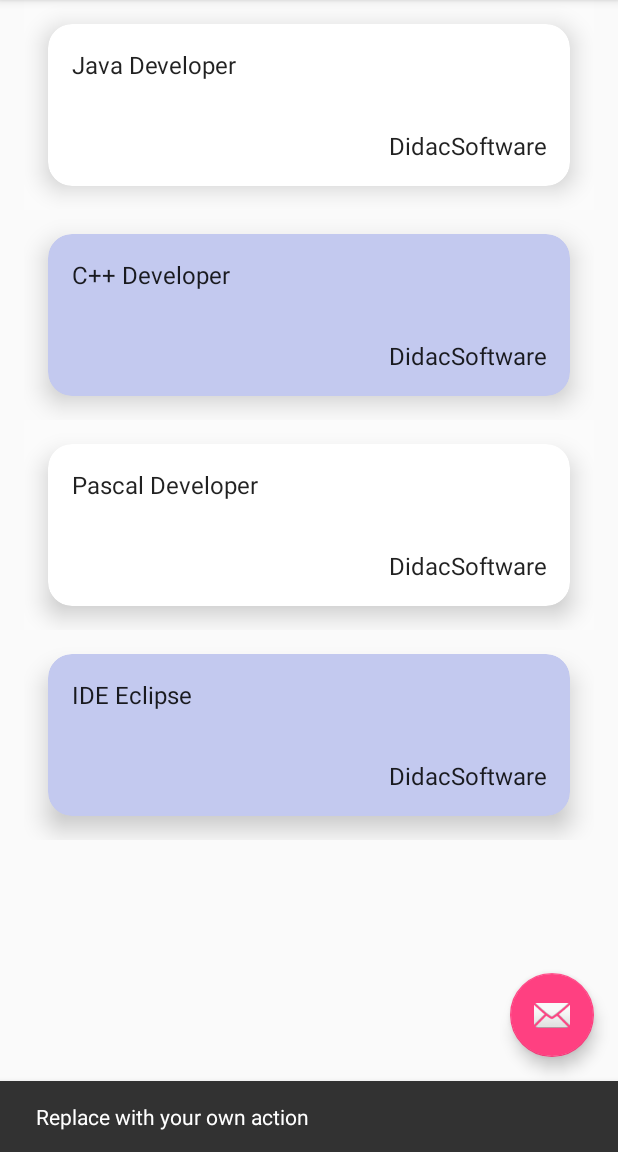
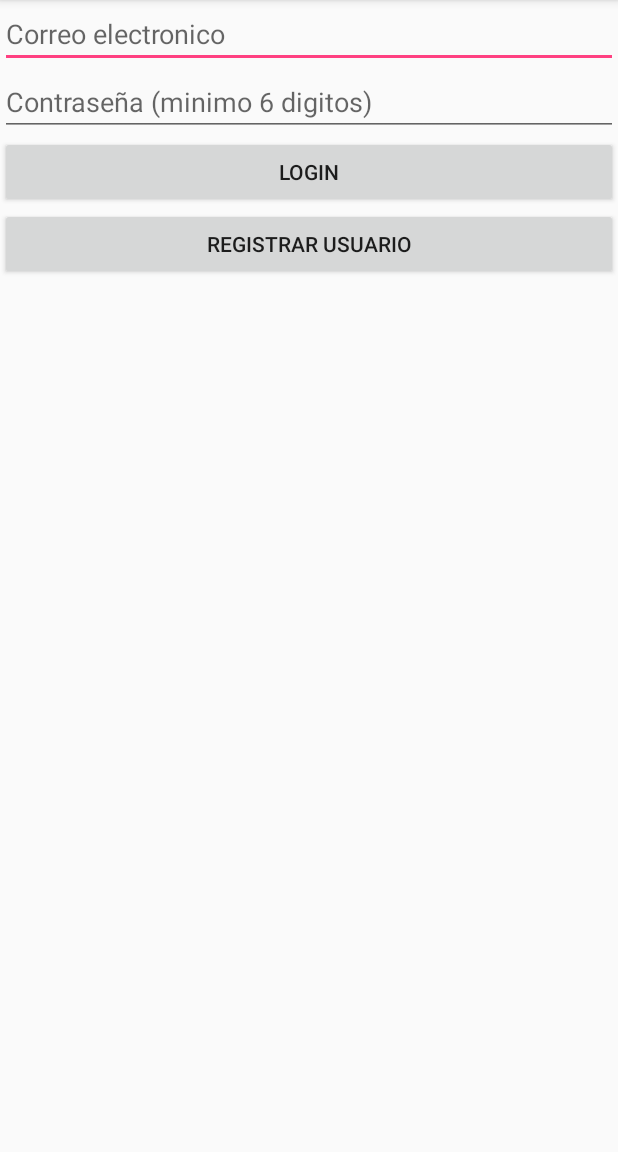
Before and after one commit to DidacSoftware/MyBooks_dbs, an Android app: the screen it shows after launch (BookListActivity before the commit, LoginActivity after it), after a tap on an icon or button, on a phone screen of 412 x 824 dp, the part 84-1236 px from its top. Run offline under Robolectric (Android 15) with nearby library versions, the phone set to English and light mode, and no system bars; our stand-ins replace Firebase (no records; nobody signed in at launch, a user with empty details on screens opened directly).

Commit message:
PLA_2_Ejercicio_2

```diff
--- a/app/src/main/java/com/didacsoftware/mybooks/BookListActivity.java
+++ b/app/src/main/java/com/didacsoftware/mybooks/BookListActivity.java
@@ -18,13 +18,21 @@ import android.support.design.widget.FloatingActionButton;
 import android.support.design.widget.Snackbar;
 import android.util.Log;
 import android.view.LayoutInflater;
+import android.view.Menu;
+import android.view.MenuItem;
 import android.view.View;
 import android.view.ViewGroup;
 import android.widget.ArrayAdapter;
+import android.widget.Button;
+import android.widget.ListView;
 import android.widget.TextView;
+import android.widget.Toast;
 
 import com.didacsoftware.mybooks.Model.BookItem;
+import com.didacsoftware.mybooks.Model.model;
 import com.google.android.gms.tasks.OnSuccessListener;
+import com.google.firebase.auth.FirebaseAuth;
+import com.google.firebase.auth.FirebaseUser;
 import com.google.firebase.database.DataSnapshot;
 import com.google.firebase.database.DatabaseError;
 import com.google.firebase.database.DatabaseReference;
@@ -44,26 +52,89 @@ public class BookListActivity extends AppCompatActivity {
     private boolean mTwoPane;
 
 
+
     DatabaseReference dbr;
+    private FirebaseAuth mAuth;
+
+    ArrayList<model> almModel;
+    ListView lsv_Lista;
 
 
     @Override
     protected void onCreate(Bundle savedInstanceState) {
         super.onCreate(savedInstanceState);
         setContentView(R.layout.activity_book_list);
+        lsv_Lista = findViewById(R.id.lsv_Lista);
+        mAuth = FirebaseAuth.getInstance();
 
-        Toolbar toolbar = (Toolbar) findViewById(R.id.toolbar);
+        dbr = FirebaseDatabase.getInstance().getReference("books");
+
+        dbr.addValueEventListener(new ValueEventListener() {
+
+            // se llama a este metodo cada vez que haya cambios en la bd
+            @Override
+            public void onDataChange(@NonNull DataSnapshot dataSnapshot) {
+
+                model mdl=null;
+                almModel= new ArrayList<model>();
+
+                ArrayAdapter<String> arrayAdapter;
+                ArrayList<String> listado = new ArrayList<String>();
+
+
+                //ContentValues values=new ContentValues();
+                for (DataSnapshot dataSnapshot1: dataSnapshot.getChildren()){
+
+                    mdl = new model();
+                    model md =  dataSnapshot1.getValue(model.class);
+
+                    // values.put("author",md.getAuthor());
+                    //String sAutor = md.getAuthor()+md.getDescription();
+
+                    //mdl.setAuthor(md.getAuthor());
+
+                    almModel.add(md);
+                    //listado.add(sAutor);
+                }
+
+
+
+                BookItem.alModel =almModel;
+
+                for(int i=0;i<almModel.size();i++){
+                    listado.add(almModel.get(i).getAuthor()+" - "
+                            +almModel.get(i).getDescription()+"\n"+almModel.get(i).getTitle());
+                }
+
+                arrayAdapter = new ArrayAdapter<String>(BookListActivity.this,android.R.layout.simple_list_item_1,listado);
+                lsv_Lista.setAdapter(arrayAdapter);
+            }
+
+            @Override
+            public void onCancelled(@NonNull DatabaseError databaseError) {
+
+            }
+        });
+
+
+
+        Toolbar toolbar = findViewById(R.id.toolbar);
         setSupportActionBar(toolbar);
         toolbar.setTitle(getTitle());
 
-        FloatingActionButton fab = (FloatingActionButton) findViewById(R.id.fab);
+
+
+        final FloatingActionButton fab = findViewById(R.id.fab);
         fab.setOnClickListener(new View.OnClickListener() {
             @Override
             public void onClick(View view) {
                 Snackbar.make(view, "Replace with your own action", Snackbar.LENGTH_LONG)
                         .setAction("Action", null).show();
 
-                mostrarNotificacion("hola","mensaj");
+
+                Intent intent = new Intent(BookListActivity.this, LoginActivity.class);
+                startActivity(intent);
+
             }
         });
 
@@ -81,6 +152,7 @@ public class BookListActivity extends AppCompatActivity {
     }
 
     private void setupRecyclerView(@NonNull RecyclerView recyclerView) {
+       // recyclerView.setAdapter(new SimpleItemRecyclerViewAdapter(this, BookItem.ITEMS, mTwoPane));
         recyclerView.setAdapter(new SimpleItemRecyclerViewAdapter(this, BookItem.ITEMS, mTwoPane));
     }
 
@@ -181,6 +253,7 @@ public class BookListActivity extends AppCompatActivity {
 
 
 
+        //
         @Override
         public int getItemCount() {
             return mValues.size();
@@ -197,6 +270,41 @@ public class BookListActivity extends AppCompatActivity {
             }
         }
     }
+
+
+
+
+    // Menu principal [inicio]
+    @Override
+    public boolean onCreateOptionsMenu(Menu menu_principal){
+
+        getMenuInflater().inflate(R.menu.menu_principal, menu_principal);
+        return true;
+    }
+
+
+
+
+
+    @Override
+    public boolean onOptionsItemSelected(MenuItem menu_seleccionado){
+        int iId = menu_seleccionado.getItemId();
+
+        if (iId == R.id.mnu_login){
+            Intent intent = new Intent(BookListActivity.this, LoginActivity.class);
+            startActivity(intent);
+            return true;
+        }
+        if (iId == R.id.mnu_configuracion){
+
+            return true;
+        }
+
+        return super.onOptionsItemSelected(menu_seleccionado);
+    }
+    // Menu principal [fin]
+
+
 
 
 
@@ -253,8 +361,6 @@ public class BookListActivity extends AppCompatActivity {
 
 
 
-
-
         // Firabase Token
         FirebaseInstanceId.getInstance().getInstanceId().
                 addOnSuccessListener( BookListActivity.this,
@@ -271,6 +377,9 @@ public class BookListActivity extends AppCompatActivity {
                             }
                         });
     }
+
+
+
 
 
     // Mostrar notificacion local o enviado desde Firebase
@@ -316,4 +425,29 @@ public class BookListActivity extends AppCompatActivity {
     }
 
 
+
+
+
+  // verifica si esta logueado
+    @Override
+    public void onStart() {
+        super.onStart();
+
+        final FloatingActionButton fab = findViewById(R.id.fab);
+        FirebaseUser currentUser = mAuth.getCurrentUser();
+
+        if (currentUser!=null){
+
+            Toast.makeText(BookListActivity.this, "Conectado",
+                    Toast.LENGTH_SHORT).show();
+            fab.setImageResource(R.drawable.ic_identificacion_verificada);
+
+        }else{
+            Toast.makeText(BookListActivity.this, "DesConectado",
+                    Toast.LENGTH_SHORT).show();
+            fab.setImageResource(R.drawable.ic_identificacion_no_verificada);
+        }
+    }
+
+
 }
--- /dev/null
+++ b/app/src/main/java/com/didacsoftware/mybooks/LoginActivity.java
@@ -0,0 +1,145 @@
+package com.didacsoftware.mybooks;
+
+import android.support.annotation.NonNull;
+import android.support.v7.app.AppCompatActivity;
+import android.os.Bundle;
+import android.view.View;
+import android.widget.Button;
+import android.widget.EditText;
+import android.widget.Toast;
+
+import com.didacsoftware.mybooks.R;
+import com.google.android.gms.tasks.OnCompleteListener;
+import com.google.android.gms.tasks.Task;
+import com.google.firebase.auth.AuthResult;
+import com.google.firebase.auth.FirebaseAuth;
+import com.google.firebase.auth.FirebaseUser;
+
+public class LoginActivity extends AppCompatActivity {
+
+    EditText edtEmail, edtPasword;
+
+    Button btnEntrar,btnRegistrar;
+
+
+    private FirebaseAuth mAuth;
+
+    @Override
+    protected void onCreate(Bundle savedInstanceState) {
+        super.onCreate(savedInstanceState);
+        setContentView(R.layout.activity_login);
+        mAuth = FirebaseAuth.getInstance();
+
+
+        edtEmail = findViewById(R.id.edtEmail);
+
+        edtPasword = findViewById(R.id.edtPasword);
+
+        btnEntrar = findViewById(R.id.btnEntrar);
+
+        btnRegistrar = findViewById(R.id.btnRegistrar);
+
+        btnEntrar.setOnClickListener(new View.OnClickListener() {
+            @Override
+            public void onClick(View v) {
+
+                String email = edtEmail.getText().toString();
+
+                String password = edtPasword.getText().toString();
+
+                login(email,password);
+            }
+        });
+
+
+        btnRegistrar.setOnClickListener(new View.OnClickListener() {
+            @Override
+            public void onClick(View v) {
+
+
+                String email = edtEmail.getText().toString();
+
+                String password = edtPasword.getText().toString();
+
+                registrar(email,password);
+
+
+            }
+        });
+    }
+
+    private void registrar(String email, String password) {
+
+        mAuth = FirebaseAuth.getInstance();
+
+
+        mAuth.createUserWithEmailAndPassword(email, password)
+                .addOnCompleteListener(this, new OnCompleteListener<AuthResult>() {
+                    @Override
+
+                    public void onComplete(@NonNull Task<AuthResult> task) {
+                        if (task.isSuccessful()) {
+
+                            FirebaseUser user = mAuth.getCurrentUser();
+
+                            Toast.makeText(LoginActivity.this, "Authentication sussefull."+ user.getUid(),
+                                    Toast.LENGTH_SHORT).show();
+                            mAuth.signOut();
+
+                        } else {
+                            Toast.makeText(LoginActivity.this, "Authentication failed."+task.getException(),
+                                    Toast.LENGTH_SHORT).show();
+
+                        }
+
+                    }
+                });
+
+    }
+
+    private void login(String email, String password) {
+
+        mAuth = FirebaseAuth.getInstance();
+
+
+        mAuth.signInWithEmailAndPassword(email, password)
+                .addOnCompleteListener(this, new OnCompleteListener<AuthResult>() {
+                    @Override
+
+                    public void onComplete(@NonNull Task<AuthResult> task) {
+                        if (task.isSuccessful()) {
+
+                            FirebaseUser user = mAuth.getCurrentUser();
+
+                            Toast.makeText(LoginActivity.this, "Login sussefull."+ user.getUid(),
+                                    Toast.LENGTH_SHORT).show();
+
+                        } else {
+                            Toast.makeText(LoginActivity.this, "Login failed."+task.getException(),
+                                    Toast.LENGTH_SHORT).show();
+
+                        }
+
+                    }
+                });
+
+    }
+
+    // verifica si esta logueado
+    @Override
+    public void onStart() {
+        super.onStart();
+
+        FirebaseUser currentUser = mAuth.getCurrentUser();
+
+        if (currentUser!=null){
+
+            Toast.makeText(LoginActivity.this, "Conectado",
+                    Toast.LENGTH_SHORT).show();
+
+        }else{
+            Toast.makeText(LoginActivity.this, "DesConectado",
+                    Toast.LENGTH_SHORT).show();
+        }
+    }
+}
--- /dev/null
+++ b/app/src/main/res/layout/activity_login.xml
@@ -0,0 +1,38 @@
+<?xml version="1.0" encoding="utf-8"?>
+<LinearLayout xmlns:android="http://schemas.android.com/apk/res/android"
+    xmlns:app="http://schemas.android.com/apk/res-auto"
+    xmlns:tools="http://schemas.android.com/tools"
+    android:layout_width="match_parent"
+    android:layout_height="match_parent"
+    android:orientation="vertical"
+    tools:context=".LoginActivity">
+
+    <EditText
+        android:id="@+id/edtEmail"
+        android:layout_width="match_parent"
+        android:layout_height="wrap_content"
+        android:ems="10"
+        android:hint="Correo electronico"
+        android:inputType="textEmailAddress" />
+
+    <EditText
+        android:id="@+id/edtPasword"
+        android:layout_width="match_parent"
+        android:layout_height="wrap_content"
+        android:ems="10"
+        android:hint="Contraseña (minimo 6 digitos)"
+        android:inputType="textPassword" />
+
+    <Button
+        android:id="@+id/btnEntrar"
+        android:layout_width="match_parent"
+        android:layout_height="wrap_content"
+        android:text="Login" />
+
+    <Button
+        android:id="@+id/btnRegistrar"
+        android:layout_width="match_parent"
+        android:layout_height="wrap_content"
+        android:text="Registrar usuario" />
+
+</LinearLayout>
--- /dev/null
+++ b/app/src/main/res/menu/menu_principal.xml
@@ -0,0 +1,11 @@
+<?xml version="1.0" encoding="utf-8"?>
+<menu xmlns:android="http://schemas.android.com/apk/res/android"
+    xmlns:tools="http://schemas.android.com/tools"
+    tools:context=".BookListActivity">
+
+    <item android:id="@+id/mnu_login"
+        android:title="Login"/>
+
+    <item android:id="@+id/mnu_configuracion"
+        android:title="Configuración"/>
+</menu>
```
Also changed, not shown: app/src/main/AndroidManifest.xml (+8 -5 lines), app/src/main/java/com/didacsoftware/mybooks/Model/BookItem.java (+40 -1 lines), app/src/main/java/com/didacsoftware/mybooks/Model/model.java (added, +71 -0 lines), app/src/main/res/layout/activity_book_list.xml (+7 -2 lines), app/src/main/res/drawable-v24/ic_identificacion_no_verificada.png (added), app/src/main/res/drawable-v24/ic_identificacion_verificada.png (added).
